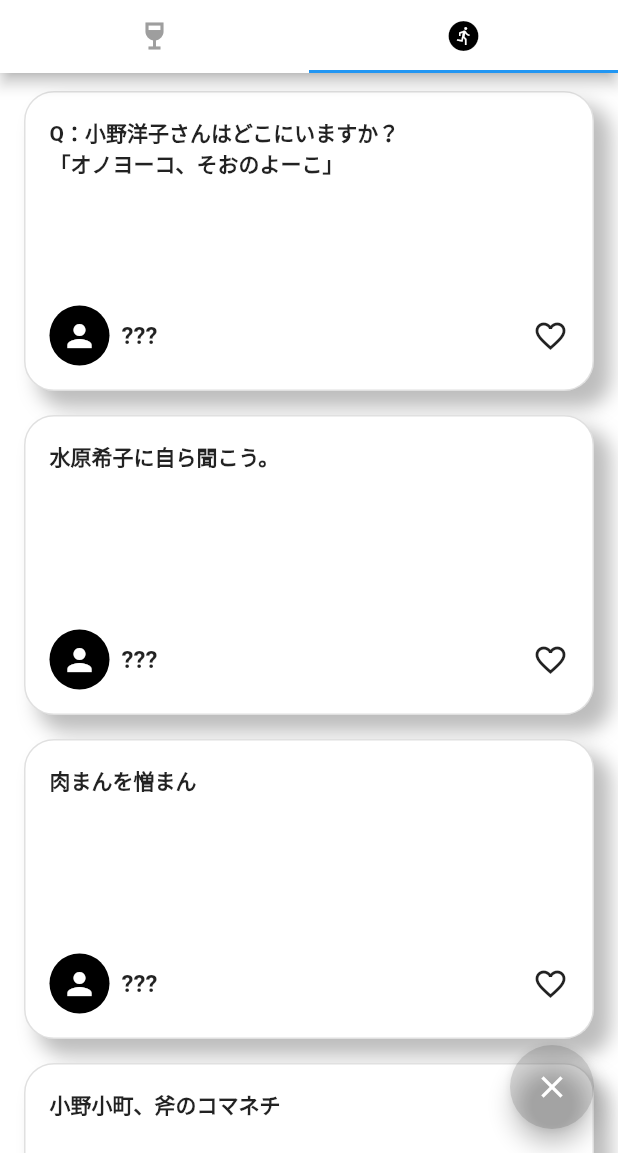
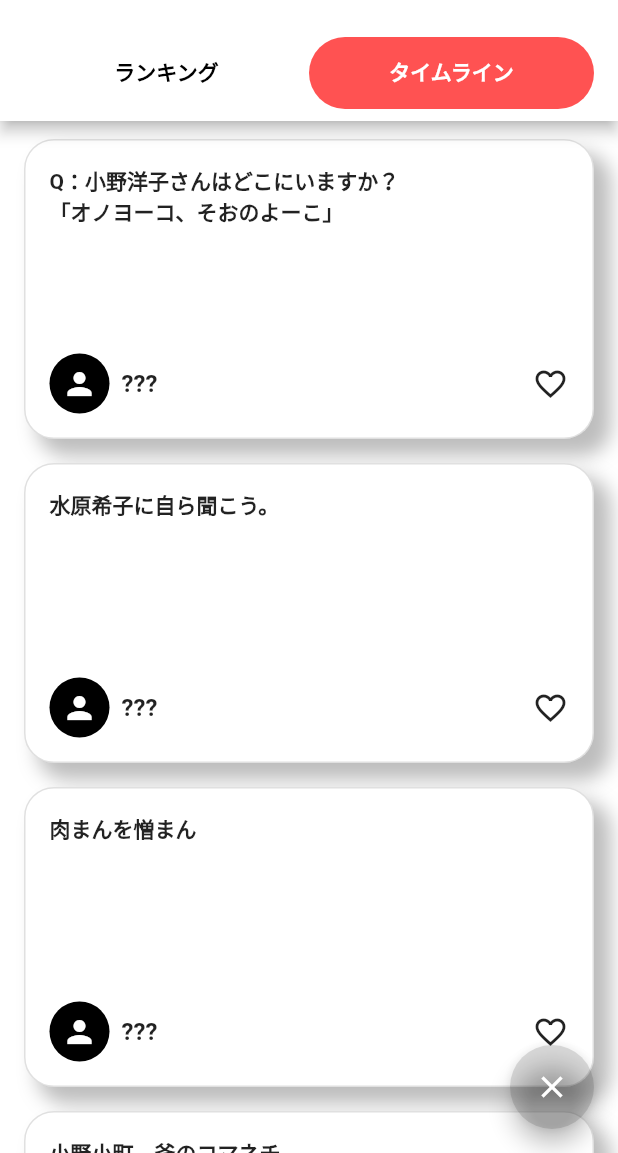
Before and after one commit to hideokawahara/tatsujin_guild, a Flutter app: the TimeLinePage screen opened directly, tab 2 chosen, on a phone screen of 412 x 824 dp, the part 83-1236 px from its top. Run offline on Flutter 3.47's test engine with Material 2 defaults, Android fonts, the phone set to English and light mode, and no system bars; network calls fail.

Commit message:
refactor: ライムライン画面にdefaultに差し替え

```diff
--- a/lib/pages/time_line_page.dart
+++ b/lib/pages/time_line_page.dart
@@ -12,9 +12,11 @@ import 'package:tatsujin_guild/view_models/time_line_view_model.dart';
 //Widgets
 import '../widgets/card.dart';
 import '../widgets/icon.dart';
+import 'package:tatsujin_guild/widgets/tab_bar.dart';
 
 class TimeLinePage extends StatelessWidget {
   const TimeLinePage({Key? key}) : super(key: key);
+  final List<String> tabContents = const ['ランキング', 'タイムライン'];
 
   @override
   Widget build(BuildContext context) {
@@ -36,23 +38,8 @@ class TimeLinePage extends StatelessWidget {
               },
               child: const BackArrowIcon(),
             ),
-            bottom: const TabBar(
-              unselectedLabelColor: Colors.grey,
-              labelColor: Colors.black,
-              tabs: [
-                Tab(
-                  icon: Icon(
-                    Icons.wine_bar_sharp,
-                    // color: Colors.black,
-                  ),
-                ),
-                Tab(
-                  icon: Icon(
-                    Icons.run_circle,
-                    // color: Colors.black,
-                  ),
-                ),
-              ],
+            bottom: DefaultTabBar(
+              tabContents: tabContents,
             ),
           ),
           body: const TabBarView(
```
